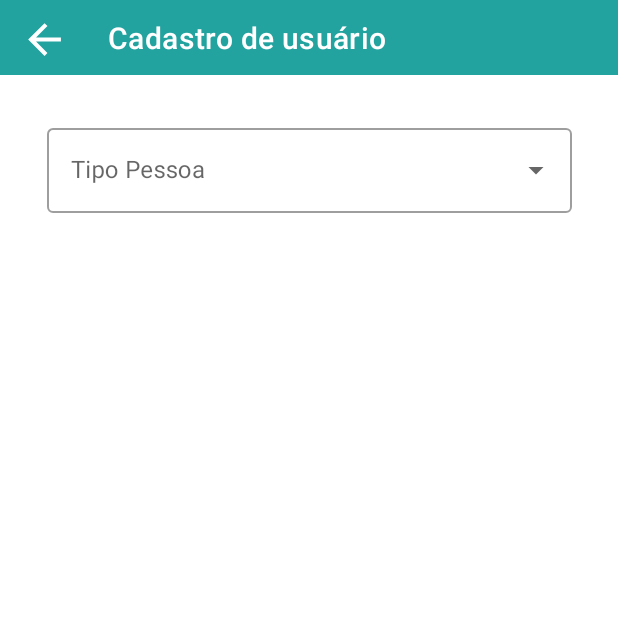
After one commit to FelipeDourado0/Pod-Comandas, an Android app: the CadastroLoginFragment screen opened through its navigation route, on a phone screen of 412 x 824 dp, the top half of it. The commit adds this screen. Run offline under Robolectric (Android 15) with nearby library versions, the phone set to English and light mode, and no system bars; our stand-ins replace navigation-ui.

Commit message:
cadastro usuario - dropDown

```diff
--- a/app/build.gradle
+++ b/app/build.gradle
@@ -63,4 +63,5 @@ dependencies {
     implementation 'com.google.android.material:material:1.8.0'
     implementation 'androidx.compose.material:material-icons-core:1.4.3'
 
+
 }
--- /dev/null
+++ b/app/src/main/java/com/example/comanda/CadastroLoginFragment.kt
@@ -0,0 +1,60 @@
+package com.example.comanda
+
+import android.os.Bundle
+import androidx.fragment.app.Fragment
+import android.view.LayoutInflater
+import android.view.Menu
+import android.view.MenuInflater
+import android.view.View
+import android.view.ViewGroup
+import android.widget.AdapterView
+import android.widget.ArrayAdapter
+import android.widget.AutoCompleteTextView
+import android.widget.Toast
+import android.widget.Toolbar
+import androidx.appcompat.app.AppCompatActivity
+import androidx.navigation.NavController
+import androidx.navigation.findNavController
+import androidx.navigation.fragment.findNavController
+import androidx.navigation.ui.AppBarConfiguration
+import androidx.navigation.ui.setupActionBarWithNavController
+import com.example.comanda.databinding.FragmentCadastroLoginBinding
+import kotlin.time.Duration.Companion.seconds
+
+
+class CadastroLoginFragment : Fragment() {
+    private var _binding: FragmentCadastroLoginBinding? = null
+    private val binding get() = _binding!!
+
+    override fun onCreateView(
+        inflater: LayoutInflater, container: ViewGroup?,
+        savedInstanceState: Bundle?
+    ): View? {
+        _binding = FragmentCadastroLoginBinding.inflate(inflater, container, false)
+        return binding.root
+    }
+
+    override fun onViewCreated(view: View, savedInstanceState: Bundle?) {
+        super.onViewCreated(view, savedInstanceState)
+        binding.toolbar.setNavigationOnClickListener{
+            findNavController().navigateUp()
+        }
+
+        val pessoasTypes = listOf("Pessoa Física", "Pessoa Jurídica")
+        val autoComplete = binding.autoCompleteTipoPessoa
+        val adapter = ArrayAdapter(this.requireContext(),R.layout.tipo_pessoa_list_item,pessoasTypes)
+
+        autoComplete.setAdapter(adapter)
+
+        autoComplete.onItemClickListener = AdapterView.OnItemClickListener{
+                adapterView,view,i,l ->
+
+            val itemSelected = adapterView.getItemAtPosition(i)
+            Toast.makeText(this.context,"Item: $itemSelected", Toast.LENGTH_SHORT).show()
+        }
+
+    }
+
+
+
+}
--- a/app/src/main/java/com/example/comanda/LoginFragment.kt
+++ b/app/src/main/java/com/example/comanda/LoginFragment.kt
@@ -7,6 +7,7 @@ import android.view.ViewGroup
 import androidx.appcompat.app.AppCompatActivity
 import androidx.fragment.app.Fragment
 import androidx.lifecycle.ViewModelProvider
+import androidx.navigation.fragment.findNavController
 import com.example.comanda.databinding.FragmentLoginBinding
 
 
@@ -28,13 +29,9 @@ class LoginFragment : Fragment(R.layout.fragment_login) {
 
     override fun onViewCreated(view: View, savedInstanceState: Bundle?) {
         super.onViewCreated(view, savedInstanceState)
-
-    }
-    override fun onResume() {
-        super.onResume()
-        //necessário para esconder a actionbar apenas dessa tela
-        (activity as AppCompatActivity?)!!.supportActionBar!!.hide()
+        binding.cadastreseBtn.setOnClickListener{
+            findNavController().navigate(R.id.action_login3_to_cadastroLoginFragment)
+        }
     }
 
-
 }
--- a/app/src/main/java/com/example/comanda/MainActivity.kt
+++ b/app/src/main/java/com/example/comanda/MainActivity.kt
@@ -1,15 +1,26 @@
 package com.example.comanda
 import android.os.Bundle
+import android.widget.Toolbar
 import androidx.appcompat.app.AppCompatActivity
+import androidx.navigation.NavController
+import androidx.navigation.Navigation
+import androidx.navigation.findNavController
+import androidx.navigation.fragment.NavHostFragment
+import androidx.navigation.ui.AppBarConfiguration
+import androidx.navigation.ui.setupActionBarWithNavController
 import com.example.comanda.databinding.ActivityMainBinding
 
 
 class MainActivity : AppCompatActivity() {
     private lateinit var binding : ActivityMainBinding
+    private lateinit var appBarConfiguration: AppBarConfiguration
     override fun onCreate(savedInstanceState: Bundle?) {
         super.onCreate(savedInstanceState)
+
+
         binding = ActivityMainBinding.inflate(layoutInflater)
         val view = binding.root
         setContentView(view)
+
     }
 }
--- /dev/null
+++ b/app/src/main/res/drawable/arrow_back.xml
@@ -0,0 +1,5 @@
+<vector android:autoMirrored="true" android:height="30dp"
+    android:tint="#FFFFFF" android:viewportHeight="22"
+    android:viewportWidth="22" android:width="30dp" xmlns:android="http://schemas.android.com/apk/res/android">
+    <path android:fillColor="@android:color/white" android:pathData="M20,11H7.83l5.59,-5.59L12,4l-8,8 8,8 1.41,-1.41L7.83,13H20v-2z"/>
+</vector>
--- a/app/src/main/res/layout/activity_main.xml
+++ b/app/src/main/res/layout/activity_main.xml
@@ -5,7 +5,6 @@
     android:layout_width="match_parent"
     android:layout_height="match_parent"
     tools:context=".MainActivity">
-
 
     <androidx.fragment.app.FragmentContainerView
         android:id="@+id/fragmentContainerView2"
@@ -17,5 +16,5 @@
         app:layout_constraintEnd_toEndOf="parent"
         app:layout_constraintStart_toStartOf="parent"
         app:layout_constraintTop_toTopOf="parent"
-        app:navGraph="@navigation/nav_graph" />
+        app:navGraph="@navigation/nav_graphh" />
 </androidx.constraintlayout.widget.ConstraintLayout>
--- /dev/null
+++ b/app/src/main/res/layout/fragment_cadastro_login.xml
@@ -0,0 +1,48 @@
+<?xml version="1.0" encoding="utf-8"?>
+<FrameLayout xmlns:android="http://schemas.android.com/apk/res/android"
+    xmlns:tools="http://schemas.android.com/tools"
+    android:layout_width="match_parent"
+    android:layout_height="match_parent"
+    xmlns:app="http://schemas.android.com/apk/res-auto"
+    tools:context=".CadastroLoginFragment">
+
+    <androidx.constraintlayout.widget.ConstraintLayout
+        android:layout_width="match_parent"
+        android:layout_height="match_parent">
+
+        <com.google.android.material.appbar.MaterialToolbar
+            android:id="@+id/toolbar"
+            android:layout_width="match_parent"
+            android:layout_height="50dp"
+            android:background="?attr/colorPrimary"
+            app:layout_constraintEnd_toEndOf="parent"
+            app:layout_constraintStart_toStartOf="parent"
+            app:layout_constraintTop_toTopOf="parent"
+            app:navigationIcon="@drawable/arrow_back"
+            app:navigationIconTint="@color/white"
+            app:title="Cadastro de usuário"
+            app:titleTextColor="@color/white" />
+
+
+        <com.google.android.material.textfield.TextInputLayout
+            style="@style/Widget.MaterialComponents.TextInputLayout.OutlinedBox.ExposedDropdownMenu"
+            android:layout_width="350dp"
+            android:layout_height="wrap_content"
+            android:layout_marginTop="30dp"
+            app:layout_constraintEnd_toEndOf="parent"
+            app:layout_constraintStart_toStartOf="parent"
+            app:layout_constraintTop_toBottomOf="@+id/toolbar">
+
+            <AutoCompleteTextView
+                android:id="@+id/auto_complete_tipo_pessoa"
+                android:layout_width="match_parent"
+                android:layout_height="wrap_content"
+                android:hint="Tipo Pessoa"
+                android:inputType="none" />
+
+        </com.google.android.material.textfield.TextInputLayout>
+
+    </androidx.constraintlayout.widget.ConstraintLayout>
+
+
+</FrameLayout>
--- /dev/null
+++ b/app/src/main/res/layout/tipo_pessoa_list_item.xml
@@ -0,0 +1,10 @@
+<?xml version="1.0" encoding="utf-8"?>
+<TextView
+    xmlns:android="http://schemas.android.com/apk/res/android"
+    android:layout_width="match_parent"
+    android:layout_height="match_parent"
+    android:padding="16dp"
+    android:ellipsize="end"
+    android:maxLines="1"
+    android:textAppearance="@style/TextAppearance.MaterialComponents.Subtitle1">
+</TextView>
--- a/app/src/main/res/navigation/nav_graph.xml
+++ /dev/null
@@ -1,12 +0,0 @@
-<?xml version="1.0" encoding="utf-8"?>
-<navigation xmlns:android="http://schemas.android.com/apk/res/android"
-    xmlns:app="http://schemas.android.com/apk/res-auto"
-    xmlns:tools="http://schemas.android.com/tools"
-    android:id="@+id/nav_graph"
-    app:startDestination="@id/login3">
-    <fragment
-        android:id="@+id/login3"
-        android:name="com.example.comanda.LoginFragment"
-        android:label="fragment_login"
-        tools:layout="@layout/fragment_login" />
-</navigation>
--- /dev/null
+++ b/app/src/main/res/navigation/nav_graphh.xml
@@ -0,0 +1,29 @@
+<?xml version="1.0" encoding="utf-8"?>
+<navigation xmlns:android="http://schemas.android.com/apk/res/android"
+    xmlns:app="http://schemas.android.com/apk/res-auto"
+    xmlns:tools="http://schemas.android.com/tools"
+    android:id="@+id/nav_graphh"
+    app:startDestination="@id/login3">
+    <fragment
+        android:id="@+id/login3"
+        android:name="com.example.comanda.LoginFragment"
+        android:label="fragment_login"
+        tools:layout="@layout/fragment_login" >
+        <action
+            android:id="@+id/action_login3_to_cadastroLoginFragment"
+            app:destination="@id/cadastroLoginFragment"
+            app:enterAnim="@android:anim/fade_in"
+            app:exitAnim="@android:anim/fade_out" />
+    </fragment>
+    <fragment
+        android:id="@+id/cadastroLoginFragment"
+        android:name="com.example.comanda.CadastroLoginFragment"
+        android:label="fragment_cadastro_login"
+        tools:layout="@layout/fragment_cadastro_login" >
+        <action
+            android:id="@+id/action_cadastroLoginFragment_to_login3"
+            app:destination="@id/login3"
+            app:enterAnim="@android:anim/fade_in"
+            app:exitAnim="@android:anim/fade_out" />
+    </fragment>
+</navigation>
--- a/app/src/main/res/values/strings.xml
+++ b/app/src/main/res/values/strings.xml
@@ -1,4 +1,7 @@
 <resources>
     <string name="app_name">comanda</string>
     <string name="titulo_app">Pod Comanda</string>
+    <!-- TODO: Remove or change this placeholder text -->
+    <string name="hello_blank_fragment">Hello blank fragment</string>
+    <string name="tipoPessoa">Tipo pessoa</string>
 </resources>
--- a/app/src/main/res/values/themes.xml
+++ b/app/src/main/res/values/themes.xml
@@ -1,6 +1,6 @@
 <?xml version="1.0" encoding="utf-8"?>
 <resources>
-    <style name="Theme.Comanda" parent="Theme.MaterialComponents.Light.DarkActionBar">
+    <style name="Theme.Comanda" parent="Theme.MaterialComponents.Light.NoActionBar">
         <!-- Primary brand color. -->
         <item name="colorPrimary">@color/sea_green</item>
         <item name="colorPrimaryVariant">@color/black</item>
--- a/build.gradle
+++ b/build.gradle
@@ -6,6 +6,7 @@ buildscript {
     }
     dependencies {
         classpath 'androidx.navigation:navigation-safe-args-gradle-plugin:2.5.3'
+        classpath("androidx.navigation:navigation-safe-args-gradle-plugin:2.6.0")
     }
 }
 plugins {
```
